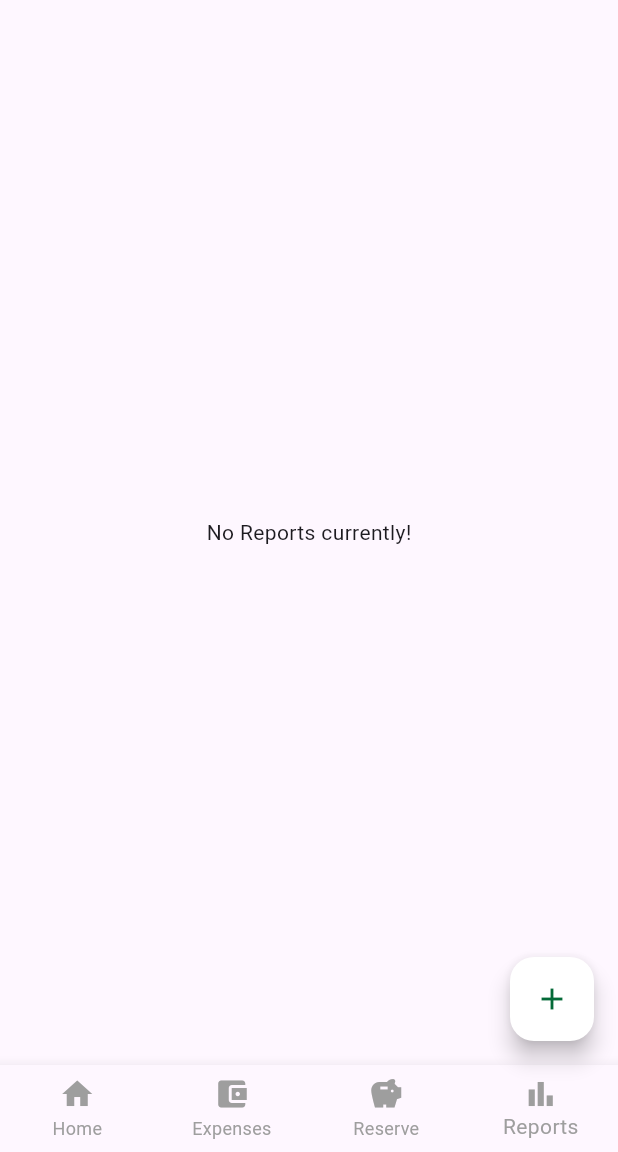
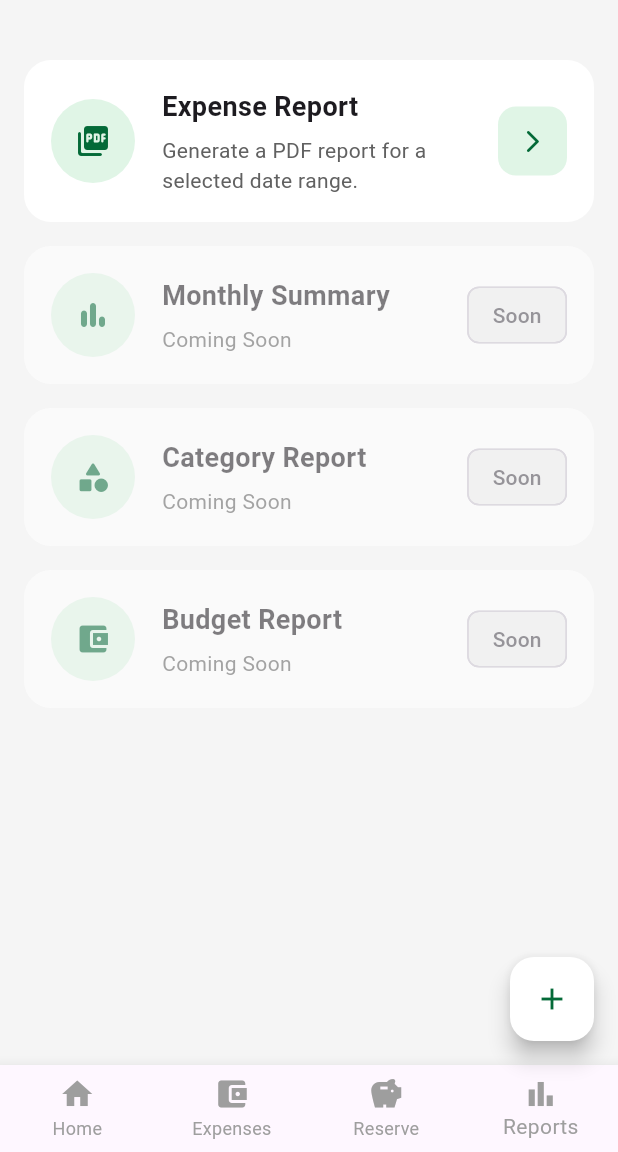
Before and after one commit to ByteGitAccnt/etrace, a Flutter app: the HomePage screen opened directly with empty values, item 4 of the bottom bar chosen, on a phone screen of 412 x 824 dp, the part 84-1236 px from its top. Run offline on Flutter 3.47's test engine with Material 3 defaults, Android fonts, the phone set to English and light mode, and no system bars; our stand-ins replace dio, flutter_riverpod, flutter_secure_storage, flutter_slidable, open_filex, package_info_plus and 1 more; accounts and stored records are empty; network calls fail.

Commit message:
report generation

```diff
--- a/lib/Api/AddService.dart
+++ b/lib/Api/AddService.dart
@@ -9,14 +9,14 @@ import 'package:etrace/Model/User.dart';
 class AddService {
   final Dio dio = ApiClient().dio;
 
-  Future<User?> addIncome(double amount) async {
+  Future<User?> addIncome(double amount, String description) async {
     if (amount <= 0) {
       return null;
     }
     try {
       final response = await dio.post(
-        "/api/auth/income",
-        data: {"amount": amount},
+        "/api/Accnt/income",
+        data: {"amount": amount, "description": description},
       );
       if (response.statusCode! >= 200 && response.statusCode! < 300) {
         final json = response.data;
--- a/lib/Notifiers/balance/BalanceService.dart
+++ b/lib/Notifiers/balance/BalanceService.dart
@@ -6,7 +6,7 @@ class BalanceService {
   //bool useMock = false; // toggle this for mock or real API
 
   Future<Balance> fetchCombinedBalance() async {
-    final accountResponse = await dio.get("/api/auth/balance");
+    final accountResponse = await dio.get("/api/Accnt/balance");
     final reserveResponse = await dio.get("/api/reserve/balance");
 
     final account = (accountResponse.data['balance'] as num).toDouble();
--- a/lib/Pages/HomePage.dart
+++ b/lib/Pages/HomePage.dart
@@ -34,7 +34,7 @@ class _HomePageState extends ConsumerState<HomePage> {
       case 2:
         return ReservePage();
       case 3:
-        return Reportpage();
+        return ReportPage();
       default:
         return HomeContent();
     }
--- a/lib/Pages/ReportPage.dart
+++ b/lib/Pages/ReportPage.dart
@@ -1,10 +1,128 @@
+/*import 'package:etrace/Utils/ExpenseReportSheet.dart';
+import 'package:etrace/Utils/ReportCard.dart';
 import 'package:flutter/material.dart';
 
-class Reportpage extends StatelessWidget {
-  const Reportpage({super.key});
+class ReportPage extends StatelessWidget {
+  const ReportPage({super.key});
+
+  static const Color emeraldDark = Color(0xFF046A38);
+  static const Color emeraldLight = Color(0xFF2EBB57);
 
   @override
   Widget build(BuildContext context) {
-    return Scaffold(body: Center(child: Text("No Reports currently!")));
+    return Scaffold(
+      backgroundColor: Colors.grey.shade100,
+      body: Padding(
+        padding: const EdgeInsets.all(16),
+        child: GridView.count(
+          crossAxisCount: 2,
+          mainAxisSpacing: 16,
+          crossAxisSpacing: 16,
+          childAspectRatio: 0.68,
+
+          children: [
+            ReportCard(
+              icon: Icons.picture_as_pdf_rounded,
+              title: "Expense Report",
+              subtitle: "Generate and download PDF.",
+              enabled: true,
+              onTap: () {
+                showModalBottomSheet(
+                  context: context,
+                  isScrollControlled: true,
+                  backgroundColor: Colors.transparent,
+                  builder: (_) => const ExpenseReportSheet(),
+                );
+              },
+            ),
+
+            const ReportCard(
+              icon: Icons.bar_chart_rounded,
+              title: "Monthly Summary",
+              subtitle: "Coming Soon",
+              enabled: false,
+            ),
+
+            const ReportCard(
+              icon: Icons.category_rounded,
+              title: "Category Report",
+              subtitle: "Coming Soon",
+              enabled: false,
+            ),
+
+            const ReportCard(
+              icon: Icons.account_balance_wallet,
+              title: "Budget Report",
+              subtitle: "Coming Soon",
+              enabled: false,
+            ),
+          ],
+        ),
+      ),
+    );
   }
 }
+*/
+import 'package:etrace/Utils/ExpenseReportSheet.dart';
+import 'package:etrace/Utils/ReportCard.dart';
+import 'package:flutter/material.dart';
+
+class ReportPage extends StatelessWidget {
+  const ReportPage({super.key});
+
+  @override
+  Widget build(BuildContext context) {
+    return Scaffold(
+      backgroundColor: Colors.grey.shade100,
+
+      body: ListView(
+        padding: const EdgeInsets.all(16),
+        children: [
+          const SizedBox(height: 24),
+
+          ReportCard(
+            icon: Icons.picture_as_pdf_rounded,
+            title: "Expense Report",
+            subtitle: "Generate a PDF report for a selected date range.",
+            enabled: true,
+            onTap: () {
+              showModalBottomSheet(
+                context: context,
+                isScrollControlled: true,
+                backgroundColor: Colors.transparent,
+                builder: (_) => const ExpenseReportSheet(),
+              );
+            },
+          ),
+
+          const SizedBox(height: 16),
+
+          const ReportCard(
+            icon: Icons.bar_chart_rounded,
+            title: "Monthly Summary",
+            subtitle: "Coming Soon",
+            enabled: false,
+          ),
+
+          const SizedBox(height: 16),
+
+          const ReportCard(
+            icon: Icons.category_rounded,
+            title: "Category Report",
+            subtitle: "Coming Soon",
+            enabled: false,
+          ),
+
+          const SizedBox(height: 16),
+
+          const ReportCard(
+            icon: Icons.account_balance_wallet,
+            title: "Budget Report",
+            subtitle: "Coming Soon",
+            enabled: false,
+          ),
+        ],
+      ),
+    );
+  }
+}
--- /dev/null
+++ b/lib/Utils/ReportCard.dart
@@ -0,0 +1,108 @@
+import 'package:flutter/material.dart';
+
+class ReportCard extends StatefulWidget {
+  const ReportCard({
+    super.key,
+    required this.icon,
+    required this.title,
+    required this.subtitle,
+    required this.enabled,
+    this.onTap,
+  });
+
+  final IconData icon;
+  final String title;
+  final String subtitle;
+  final bool enabled;
+  final VoidCallback? onTap;
+
+  static const Color emeraldDark = Color(0xFF046A38);
+  static const Color emeraldLight = Color(0xFF2EBB57);
+
+  @override
+  State<ReportCard> createState() => _ReportCardState();
+}
+
+class _ReportCardState extends State<ReportCard> {
+  bool isPressed = false;
+  @override
+  Widget build(BuildContext context) {
+    return Opacity(
+      opacity: widget.enabled ? 1 : .55,
+      child: Material(
+        color: Colors.white,
+        borderRadius: BorderRadius.circular(18),
+        child: InkWell(
+          onTap: widget.enabled ? widget.onTap : null,
+          borderRadius: BorderRadius.circular(18),
+          splashColor: ReportCard.emeraldLight.withOpacity(.25),
+          highlightColor: ReportCard.emeraldLight.withOpacity(.12),
+          onHighlightChanged: (value) {
+            setState(() {
+              isPressed = value;
+            });
+          },
+          child: Padding(
+            padding: const EdgeInsets.all(18),
+            child: Row(
+              children: [
+                CircleAvatar(
+                  radius: 28,
+                  backgroundColor: ReportCard.emeraldLight.withOpacity(.15),
+                  child: Icon(widget.icon, color: ReportCard.emeraldDark),
+                ),
+
+                const SizedBox(width: 18),
+
+                Expanded(
+                  child: Column(
+                    crossAxisAlignment: CrossAxisAlignment.start,
+                    mainAxisSize: MainAxisSize.min,
+                    children: [
+                      Text(
+                        widget.title,
+                        style: const TextStyle(
+                          fontWeight: FontWeight.bold,
+                          fontSize: 18,
+                        ),
+                      ),
+                      const SizedBox(height: 6),
+                      Text(
+                        widget.subtitle,
+                        style: TextStyle(color: Colors.grey.shade700),
+                      ),
+                    ],
+                  ),
+                ),
+
+                widget.enabled
+                    ? AnimatedContainer(
+                        duration: const Duration(milliseconds: 180),
+                        width: 46,
+                        height: 46,
+                        decoration: BoxDecoration(
+                          color: isPressed
+                              ? ReportCard.emeraldDark
+                              : ReportCard.emeraldLight.withOpacity(.15),
+                          borderRadius: BorderRadius.circular(12),
+                        ),
+                        child: Icon(
+                          Icons.arrow_forward_ios_rounded,
+                          size: 18,
+                          color: isPressed
+                              ? Colors.white
+                              : ReportCard.emeraldDark,
+                        ),
+                      )
+                    : Chip(
+                        label: const Text("Soon"),
+                        backgroundColor: Colors.grey.shade200,
+                      ),
+              ],
+            ),
+          ),
+        ),
+      ),
+    );
+  }
+}
--- a/pubspec.yaml
+++ b/pubspec.yaml
@@ -43,6 +43,12 @@ dependencies:
   package_info_plus: ^8.0.2
   pub_semver: ^2.1.4
   url_launcher: ^6.3.0
+  #for file picking
+  path_provider: ^2.1.5
+  #for opening files
+  open_filex: ^4.5.0
+  #for sharing files
+  share_plus: ^10.0.2
 
 dev_dependencies:
   flutter_test:
```
Also changed, not shown: lib/Api/FetchService.dart (+24 -0 lines), lib/Notifiers/report/ReportNotifier.dart (added, +31 -0 lines), lib/Pages/AddIncomePage.dart (+17 -0 lines), lib/Services/pdf_service.dart (added, +37 -0 lines), lib/Utils/ExpenseReportSheet.dart (added, +136 -0 lines), lib/Utils/testReportCard1.dart (added, +123 -0 lines), lib/main.dart (+3 -21 lines), pubspec.lock, 3 other files.
